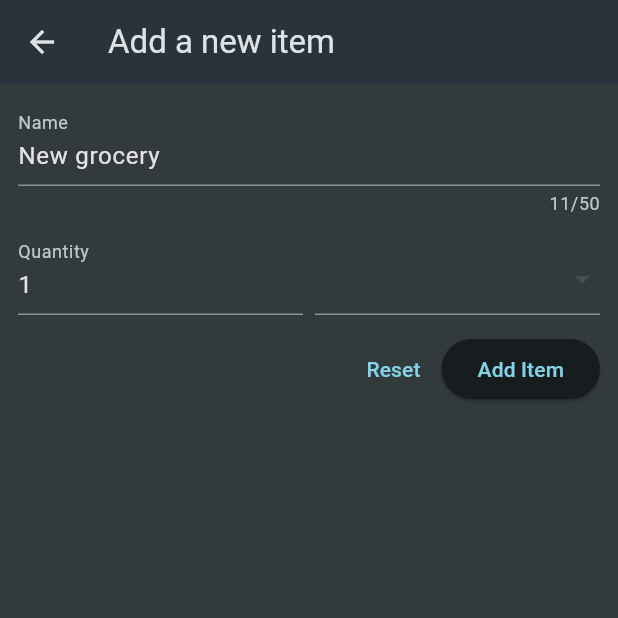
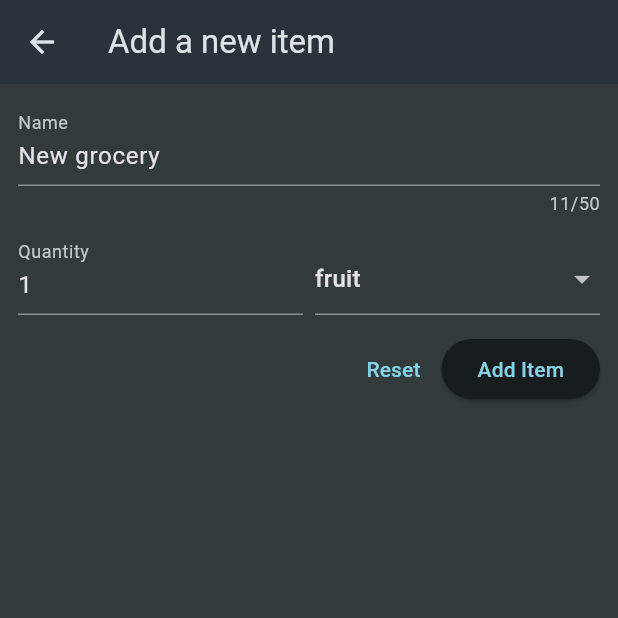
Before and after one commit to imposter-dot-com/W12---QUIZ, a Flutter app: the NewItem screen opened directly, on a phone screen of 412 x 824 dp, the top half of it. Run offline on Flutter 3.47's test engine with Material 3 defaults, Android fonts, the phone set to English and light mode, and no system bars.

Commit message:
challenge done :(

```diff
--- a/w12_quiz/lib/ui/groceries/grocery_form.dart
+++ b/w12_quiz/lib/ui/groceries/grocery_form.dart
@@ -1,5 +1,5 @@
 import 'package:flutter/material.dart';
-
+import 'package:uuid/uuid.dart';
 import '../../models/grocery.dart';
 
 class NewItem extends StatefulWidget {
@@ -47,6 +47,8 @@ class _NewItemState extends State<NewItem> {
 
   void onAdd() {
     // Will be implemented later - Create and return the new grocery
+    Grocery newGrocery = Grocery(id: Uuid().v4(), name: _nameController.text, quantity: int.parse(_quantityController.text), category: _selectedCategory);
+    Navigator.of(context).pop(newGrocery);
   }
 
   @override
@@ -76,14 +78,19 @@ class _NewItemState extends State<NewItem> {
                 Expanded(
                   child: DropdownButtonFormField<GroceryCategory>(
                     initialValue: _selectedCategory,
-                    items: [  ],
-                    onChanged: (value) {
+                    onChanged: (GroceryCategory? value) {
                       if (value != null) {
                         setState(() {
                           _selectedCategory = value;
                         });
                       }
                     },
+                    items: GroceryCategory.values.map<DropdownMenuItem<GroceryCategory>>((GroceryCategory value){
+                      return DropdownMenuItem<GroceryCategory>(
+                        value: value,
+                        child: Text(value.name),
+                      );
+                    }).toList(),
                   ),
                 ),
               ],
--- a/w12_quiz/lib/ui/groceries/grocery_list.dart
+++ b/w12_quiz/lib/ui/groceries/grocery_list.dart
@@ -1,4 +1,5 @@
 import 'package:flutter/material.dart';
+import 'package:w12_quiz/ui/groceries/grocery_form.dart';
 
 import '../../data/mock_grocery_repository.dart';
 import '../../models/grocery.dart';
@@ -13,6 +14,7 @@ class GroceryList extends StatefulWidget {
 class _GroceryListState extends State<GroceryList> {
   void onCreate() {
     // TODO-4 - Navigate to the form screen using the Navigator push
+    Navigator.of(context).push(MaterialPageRoute(builder: (context) => const NewItem()),);
   }
 
   @override
@@ -30,7 +32,7 @@ class _GroceryListState extends State<GroceryList> {
     return Scaffold(
       appBar: AppBar(
         title: const Text('Your Groceries'),
-        actions: [IconButton(onPressed: () => {}, icon: const Icon(Icons.add))],
+        actions: [IconButton(onPressed: onCreate, icon: const Icon(Icons.add))],
       ),
       body: content,
     );
--- a/w12_quiz/pubspec.yaml
+++ b/w12_quiz/pubspec.yaml
@@ -34,6 +34,7 @@ dependencies:
   # The following adds the Cupertino Icons font to your application.
   # Use with the CupertinoIcons class for iOS style icons.
   cupertino_icons: ^1.0.8
+  uuid: ^4.5.2
 
 dev_dependencies:
   flutter_test:
```
Also changed, not shown: w12_quiz/pubspec.lock.
